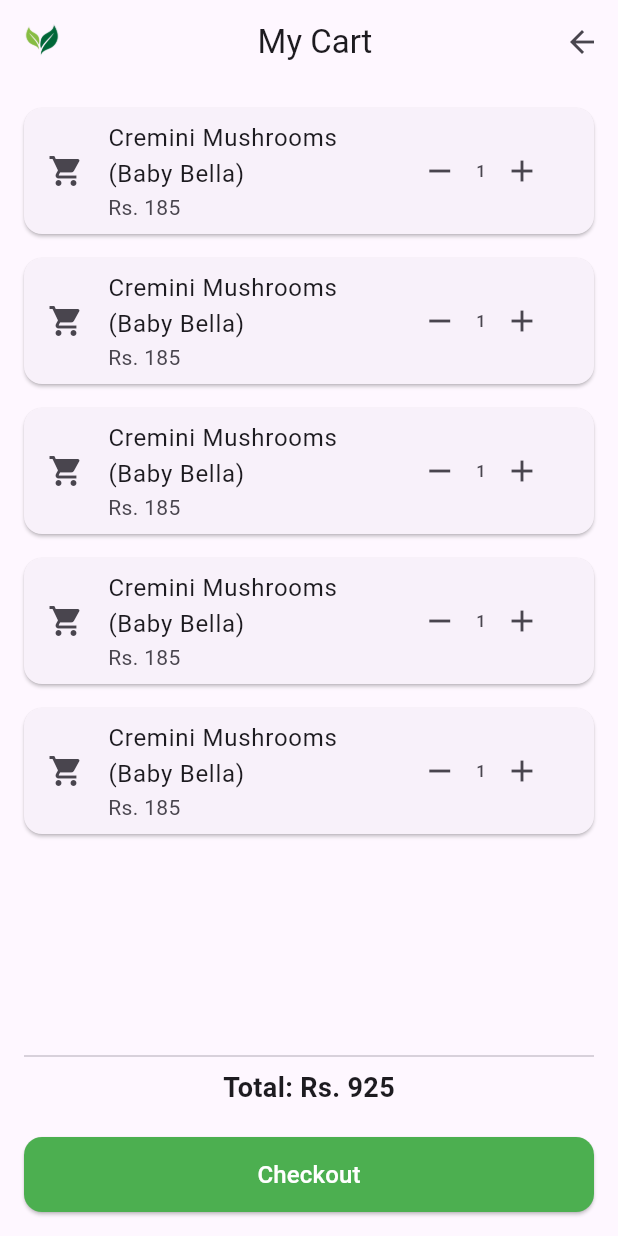
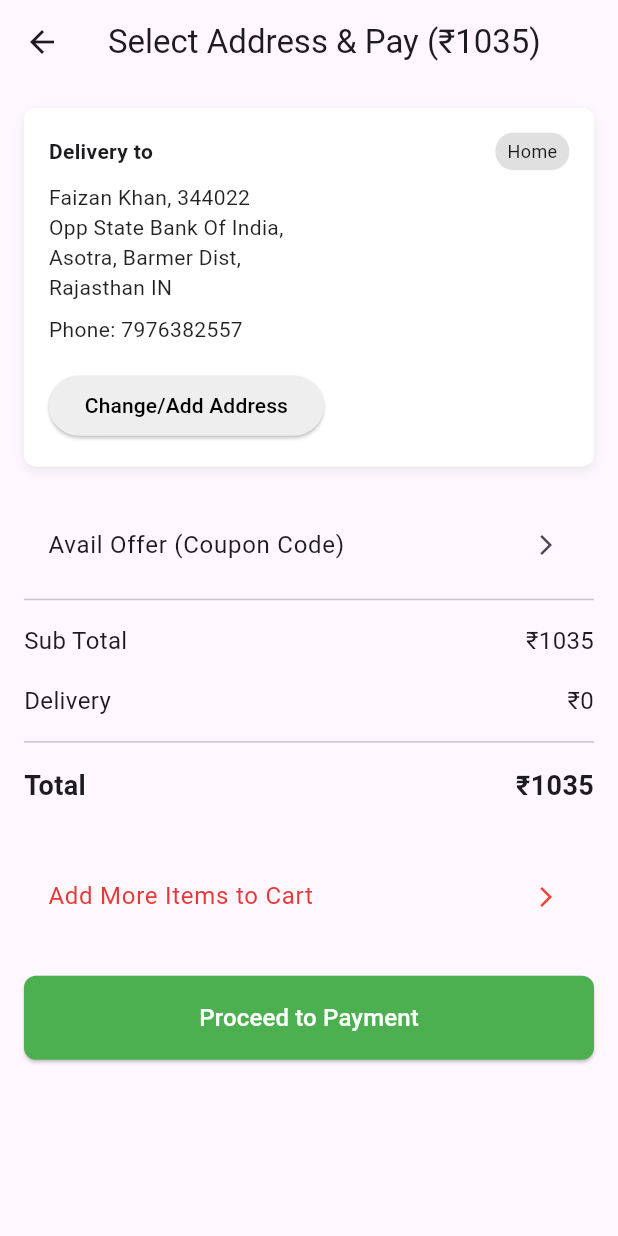
Before and after one commit to mystickminal14/MeroKhet, a Flutter app: the MyOrders screen opened directly, after a tap on "Checkout", on a phone screen of 412 x 824 dp. Run offline on Flutter 3.47's test engine with Material 3 defaults, Android fonts, the light colour scheme and no system bars; our stand-ins replace image_picker.

Commit message:
added payment and checkout pages

```diff
--- a/lib/main.dart
+++ b/lib/main.dart
@@ -10,12 +10,12 @@ import 'package:merokhetapp/screens/auth/farmer_auth/questionnaire_3.dart';
 import 'package:merokhetapp/screens/auth/farmer_auth/questionnaire_4.dart';
 import 'package:merokhetapp/screens/auth/farmer_auth/questionnaire_6.dart';
 import 'package:merokhetapp/screens/auth/login_page.dart';
-import 'package:merokhetapp/screens/consumer/IndividualCategory/individual_category.dart';
 import 'package:merokhetapp/screens/consumer/categories.dart';
+import 'package:merokhetapp/screens/consumer/checkout_page.dart';
 import 'package:merokhetapp/screens/consumer/consumer_dashboard.dart';
+import 'package:merokhetapp/screens/consumer/payment.dart';
 import 'package:merokhetapp/screens/flashing_page.dart';
 import 'package:merokhetapp/screens/home/home.dart';
-
 
 void main() {
   runApp(const MyApp());
@@ -34,7 +34,6 @@ class MyApp extends StatelessWidget {
         useMaterial3: true,
       ),
       debugShowCheckedModeBanner: false,
-
       routes: {
         '/': (context) => const FlashingPage(),
         '/login': (context) => const LoginPage(),
@@ -51,7 +50,8 @@ class MyApp extends StatelessWidget {
         '/home': (context) => const HomePage(),
         '/customer_dashboard': (context) => const ConsumerDashboard(),
         '/categories': (context) => const Categories(),
-
+        '/checkout': (context) => const CheckOutPage(),
+        '/payment': (context) => const PaymentPage()
       },
     );
   }
--- /dev/null
+++ b/lib/screens/consumer/checkout_page.dart
@@ -0,0 +1,181 @@
+import 'package:flutter/material.dart';
+
+class CheckOutPage extends StatefulWidget {
+  const CheckOutPage({super.key});
+
+  @override
+  State<CheckOutPage> createState() => _CheckOutPageState();
+}
+
+class _CheckOutPageState extends State<CheckOutPage> {
+  @override
+  Widget build(BuildContext context) {
+    // Get screen width and height
+    final screenWidth = MediaQuery.of(context).size.width;
+    final screenHeight = MediaQuery.of(context).size.height;
+
+    return Scaffold(
+      appBar: AppBar(
+        leading: IconButton(
+          icon: const Icon(Icons.arrow_back),
+          onPressed: () => Navigator.pop(context),
+        ),
+        title: const Text("Select Address & Pay (₹1035)"),
+        centerTitle: true,
+      ),
+      body: SingleChildScrollView(
+        child: Padding(
+          padding: const EdgeInsets.all(16.0),
+          child: Column(
+            crossAxisAlignment: CrossAxisAlignment.start,
+            children: [
+              // Address Box
+              Container(
+                padding: EdgeInsets.all(screenWidth * 0.04),
+                decoration: BoxDecoration(
+                  color: Colors.white,
+                  borderRadius: BorderRadius.circular(8),
+                  boxShadow: [
+                    BoxShadow(
+                      color: Colors.grey.withOpacity(0.2),
+                      blurRadius: 5,
+                      offset: const Offset(0, 3),
+                    ),
+                  ],
+                ),
+                child: Column(
+                  crossAxisAlignment: CrossAxisAlignment.start,
+                  children: [
+                    Row(
+                      children: [
+                        const Text(
+                          "Delivery to",
+                          style: TextStyle(fontWeight: FontWeight.bold),
+                        ),
+                        const Spacer(),
+                        Container(
+                          padding: const EdgeInsets.symmetric(
+                              horizontal: 8, vertical: 4),
+                          decoration: BoxDecoration(
+                            color: Colors.grey.shade300,
+                            borderRadius: BorderRadius.circular(12),
+                          ),
+                          child: const Text(
+                            "Home",
+                            style: TextStyle(fontSize: 12),
+                          ),
+                        ),
+                      ],
+                    ),
+                    SizedBox(height: screenHeight * 0.01),
+                    const Text(
+                      "Faizan Khan, 344022\nOpp State Bank Of India,\nAsotra, Barmer Dist,\nRajasthan IN",
+                      style: TextStyle(color: Colors.black87),
+                    ),
+                    SizedBox(height: screenHeight * 0.01),
+                    const Text(
+                      "Phone: 7976382557",
+                      style: TextStyle(color: Colors.black87),
+                    ),
+                    SizedBox(height: screenHeight * 0.02),
+                    ElevatedButton(
+                      onPressed: () {},
+                      style: ElevatedButton.styleFrom(
+                        backgroundColor: Colors.grey.shade200,
+                      ),
+                      child: const Text(
+                        "Change/Add Address",
+                        style: TextStyle(color: Colors.black),
+                      ),
+                    ),
+                  ],
+                ),
+              ),
+              SizedBox(height: screenHeight * 0.03),
+              // Coupon Code Section
+              ListTile(
+                title: const Text("Avail Offer (Coupon Code)"),
+                trailing: const Icon(Icons.arrow_forward_ios, size: 16),
+                onTap: () {},
+              ),
+              const Divider(),
+              // Price Details
+              Padding(
+                padding: EdgeInsets.symmetric(vertical: screenHeight * 0.01),
+                child: Row(
+                  mainAxisAlignment: MainAxisAlignment.spaceBetween,
+                  children: const [
+                    Text("Sub Total", style: TextStyle(fontSize: 16)),
+                    Text("₹1035", style: TextStyle(fontSize: 16)),
+                  ],
+                ),
+              ),
+              Padding(
+                padding: EdgeInsets.symmetric(vertical: screenHeight * 0.01),
+                child: Row(
+                  mainAxisAlignment: MainAxisAlignment.spaceBetween,
+                  children: const [
+                    Text("Delivery", style: TextStyle(fontSize: 16)),
+                    Text("₹0", style: TextStyle(fontSize: 16)),
+                  ],
+                ),
+              ),
+              const Divider(),
+              Padding(
+                padding: EdgeInsets.symmetric(vertical: screenHeight * 0.01),
+                child: Row(
+                  mainAxisAlignment: MainAxisAlignment.spaceBetween,
+                  children: const [
+                    Text(
+                      "Total",
+                      style:
+                          TextStyle(fontSize: 18, fontWeight: FontWeight.bold),
+                    ),
+                    Text(
+                      "₹1035",
+                      style:
+                          TextStyle(fontSize: 18, fontWeight: FontWeight.bold),
+                    ),
+                  ],
+                ),
+              ),
+              SizedBox(height: screenHeight * 0.03),
+              // Add More Items to Cart
+              ListTile(
+                title: Text(
+                  "Add More Items to Cart",
+                  style: TextStyle(color: Colors.red.shade600),
+                ),
+                trailing: const Icon(Icons.arrow_forward_ios,
+                    color: Colors.red, size: 16),
+                onTap: () {},
+              ),
+              SizedBox(height: screenHeight * 0.03),
+              // Proceed to Payment Button
+              SizedBox(
+                width: double.infinity,
+                child: ElevatedButton(
+                  onPressed: () {
+                    Navigator.pushNamed(context, '/payment');
+                  },
+                  style: ElevatedButton.styleFrom(
+                    backgroundColor: Colors.green,
+                    padding:
+                        EdgeInsets.symmetric(vertical: screenHeight * 0.02),
+                    shape: RoundedRectangleBorder(
+                      borderRadius: BorderRadius.circular(8),
+                    ),
+                  ),
+                  child: const Text(
+                    "Proceed to Payment",
+                    style: TextStyle(fontSize: 16, color: Colors.white),
+                  ),
+                ),
+              ),
+            ],
+          ),
+        ),
+      ),
+    );
+  }
+}
--- a/lib/screens/consumer/consumer_dashboard.dart
+++ b/lib/screens/consumer/consumer_dashboard.dart
@@ -1,5 +1,4 @@
 import 'package:flutter/material.dart';
-import 'package:merokhetapp/widgets/BestDeals/best_deals.dart';
 import 'package:merokhetapp/widgets/BestDeals/list_view_best_deals.dart';
 import 'package:merokhetapp/widgets/DashboardLayouts/CustomCategories/categories_head.dart';
 import 'package:merokhetapp/widgets/DashboardLayouts/CustomCategories/custom_categories.dart';
@@ -13,11 +12,9 @@ class ConsumerDashboard extends StatefulWidget {
 }
 
 class _ConsumerDashboardState extends State<ConsumerDashboard> {
-
   @override
   Widget build(BuildContext context) {
     return Scaffold(
-
       body: SafeArea(
         child: Container(
           width: double.infinity,
--- a/lib/screens/consumer/my_orders.dart
+++ b/lib/screens/consumer/my_orders.dart
@@ -1,4 +1,5 @@
 import 'package:flutter/material.dart';
+import 'package:merokhetapp/screens/consumer/checkout_page.dart';
 
 class MyOrders extends StatefulWidget {
   const MyOrders({super.key});
@@ -40,7 +41,7 @@ class _MyCartState extends State<MyOrders> {
   Widget build(BuildContext context) {
     return Scaffold(
       appBar: AppBar(
-        title: Center(child: const Text('My Cart')),
+        title: const Center(child: Text('My Cart')),
         leading: Padding(
           padding: const EdgeInsets.all(8.0),
           child: Image.asset('assets/Leaf.png', fit: BoxFit.cover),
@@ -66,7 +67,7 @@ class _MyCartState extends State<MyOrders> {
                   return Card(
                     margin: const EdgeInsets.only(bottom: 16),
                     child: ListTile(
-                      leading: Icon(Icons.shopping_cart),
+                      leading: const Icon(Icons.shopping_cart),
                       title: Text(cartItems[index]['name']),
                       subtitle: Text("Rs. ${cartItems[index]['price']}"),
                       trailing: Row(
@@ -90,13 +91,14 @@ class _MyCartState extends State<MyOrders> {
             ),
             const Divider(),
             Text(
-              "Total: Rs. ${totalPrice}",
+              "Total: Rs. $totalPrice",
               style: const TextStyle(fontSize: 18, fontWeight: FontWeight.bold),
             ),
             const SizedBox(height: 20),
             ElevatedButton(
               onPressed: () {
-                // Checkout logic can be added here
+                // Navigate to the Checkout page
+                Navigator.pushNamed(context, '/checkout');
               },
               style: ElevatedButton.styleFrom(
                 foregroundColor: Colors.white, backgroundColor: Colors.green,
```
Also changed, not shown: lib/screens/auth/farmer_auth/farmer_verification_page.dart (+9 -9 lines), lib/screens/consumer/payment.dart (added, +114 -0 lines), lib/widgets/custom_button.dart (+5 -7 lines).
